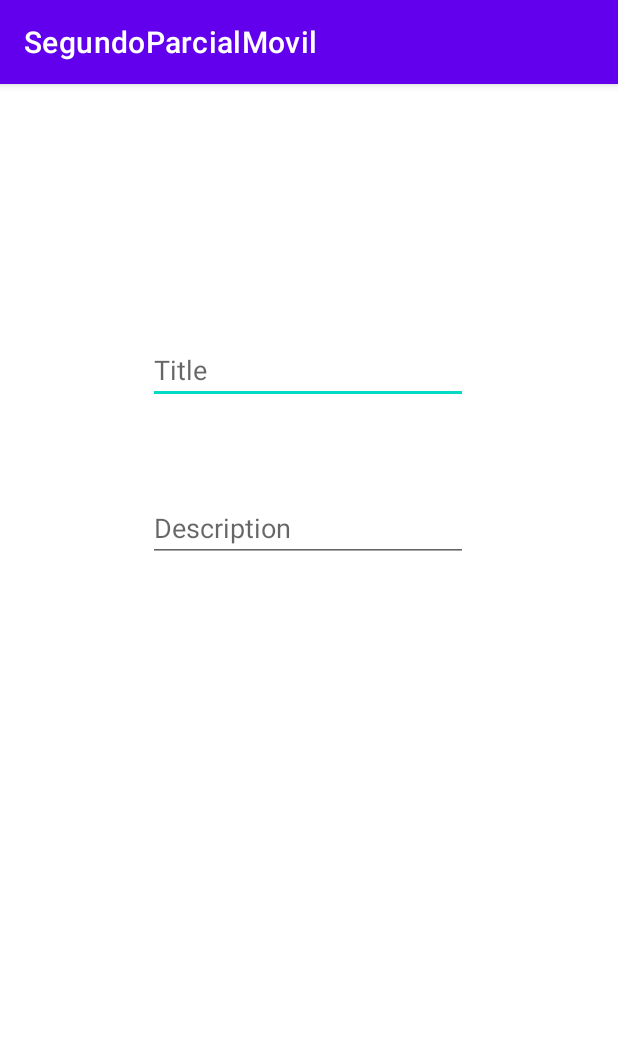
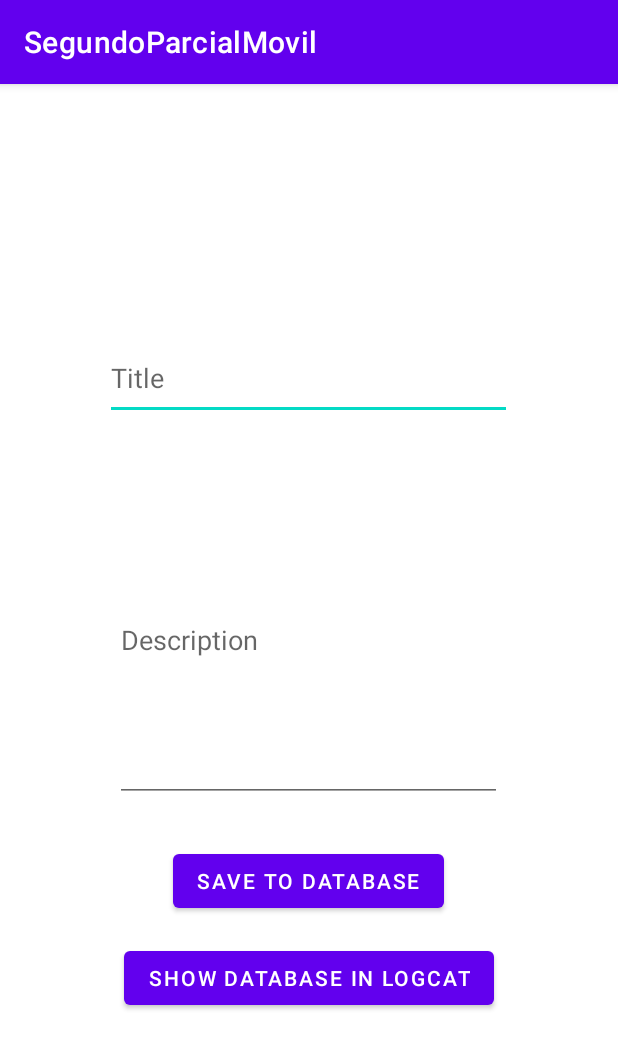
Before and after one commit to DiegoQR/SegundoParcial-ProgramacionMovil, an Android app: the screen it shows after launch (DBConnectionActivity), on a phone screen of 412 x 824 dp. Shown: the top 1049 px of the screen. Run offline under Robolectric (Android 15) with nearby library versions, the phone set to English and light mode, and no system bars.

Commit message:
Añadida la opicon de guardar en la tabla book un libro mediante los campos title y description en la actividad DBConnectionActivity

```diff
--- a/app/src/main/java/com/example/segundoparcialmovil/DBConnectionActivity.kt
+++ b/app/src/main/java/com/example/segundoparcialmovil/DBConnectionActivity.kt
@@ -4,18 +4,39 @@ import androidx.appcompat.app.AppCompatActivity
 import android.os.Bundle
 import android.provider.Settings.Global
 import android.util.Log
+import android.widget.Button
+import android.widget.EditText
 import kotlinx.coroutines.GlobalScope
 import kotlinx.coroutines.launch
 
 class DBConnectionActivity : AppCompatActivity() {
+    private val bookTitle: EditText
+        get() = findViewById(R.id.pt_title)
+    private val bookDescription: EditText
+        get() = findViewById(R.id.pt_description)
+    private val btnSaveDataBase: Button
+        get() = findViewById(R.id.btn_savedatabase)
+    private val btnShowDataBase: Button
+        get() = findViewById(R.id.btn_showdatabase)
     override fun onCreate(savedInstanceState: Bundle?) {
         super.onCreate(savedInstanceState)
         setContentView(R.layout.activity_dbconnection)
 
+
+        btnSaveDataBase.setOnClickListener{
             GlobalScope.launch {
                 val bookDao = AppRoomDatabase.getDatabase(applicationContext).bookDato()
                 val repository = BookRepository(bookDao)
-            repository.insert(Book("Cien años de soledad", "Libro de Gabriel Garcia Marquez"))
+
+                repository.insert(Book(bookTitle.text.toString(), bookDescription.text.toString()))
+            }
+        }
+
+        btnShowDataBase.setOnClickListener{
+            GlobalScope.launch {
+                val bookDao = AppRoomDatabase.getDatabase(applicationContext).bookDato()
+                val repository = BookRepository(bookDao)
+
                 val list = repository.getListBooks()
                 list.forEach{
                     Log.d("DBTEST", "Id book = ${it.id}, Title: ${it.title}, Desc: ${it.description}")
@@ -23,3 +44,4 @@ class DBConnectionActivity : AppCompatActivity() {
             }
         }
     }
+}
--- a/app/src/main/res/layout/activity_dbconnection.xml
+++ b/app/src/main/res/layout/activity_dbconnection.xml
@@ -8,8 +8,8 @@
 
     <EditText
         android:id="@+id/pt_title"
-        android:layout_width="wrap_content"
-        android:layout_height="wrap_content"
+        android:layout_width="271dp"
+        android:layout_height="56dp"
         android:layout_marginTop="168dp"
         android:ems="10"
         android:hint="@string/book_title"
@@ -21,8 +21,8 @@
 
     <EditText
         android:id="@+id/pt_description"
-        android:layout_width="wrap_content"
-        android:layout_height="wrap_content"
+        android:layout_width="258dp"
+        android:layout_height="216dp"
         android:ems="10"
         android:hint="@string/book_description"
         android:inputType="textPersonName"
@@ -32,4 +32,28 @@
         app:layout_constraintStart_toStartOf="parent"
         app:layout_constraintTop_toBottomOf="@+id/pt_title"
         app:layout_constraintVertical_bias="0.118" />
+
+    <Button
+        android:id="@+id/btn_savedatabase"
+        android:layout_width="wrap_content"
+        android:layout_height="wrap_content"
+        android:text="@string/btn_save_database"
+        app:layout_constraintBottom_toBottomOf="parent"
+        app:layout_constraintEnd_toEndOf="parent"
+        app:layout_constraintHorizontal_bias="0.498"
+        app:layout_constraintStart_toStartOf="parent"
+        app:layout_constraintTop_toBottomOf="@+id/pt_description"
+        app:layout_constraintVertical_bias="0.119" />
+
+    <Button
+        android:id="@+id/btn_showdatabase"
+        android:layout_width="wrap_content"
+        android:layout_height="wrap_content"
+        android:text="@string/btn_show_database"
+        app:layout_constraintBottom_toBottomOf="parent"
+        app:layout_constraintEnd_toEndOf="parent"
+        app:layout_constraintHorizontal_bias="0.498"
+        app:layout_constraintStart_toStartOf="parent"
+        app:layout_constraintTop_toBottomOf="@+id/btn_savedatabase"
+        app:layout_constraintVertical_bias="0.101" />
 </androidx.constraintlayout.widget.ConstraintLayout>
--- a/app/src/main/res/values/strings.xml
+++ b/app/src/main/res/values/strings.xml
@@ -2,4 +2,6 @@
     <string name="app_name">SegundoParcialMovil</string>
     <string name="book_title">Title</string>
     <string name="book_description">Description</string>
+    <string name="btn_save_database">Save to database</string>
+    <string name="btn_show_database">Show database in Logcat</string>
 </resources>
```
Lines whose indentation alone changed are shown as unchanged.
